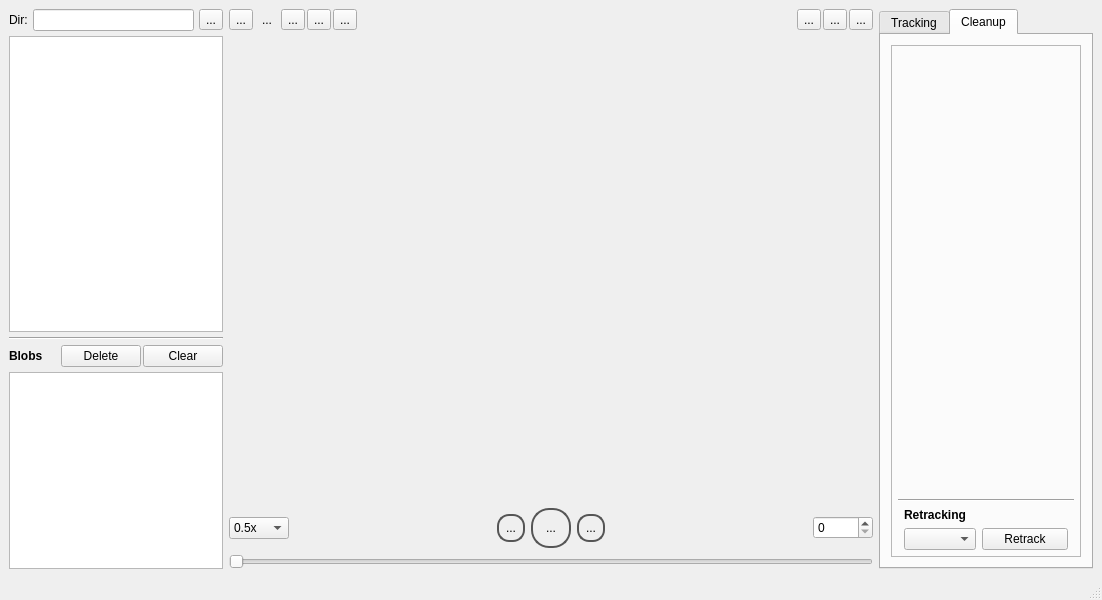
Before: the Qt Designer form mainwindow.ui in adwolfe/yawt, drawn with Qt 5.
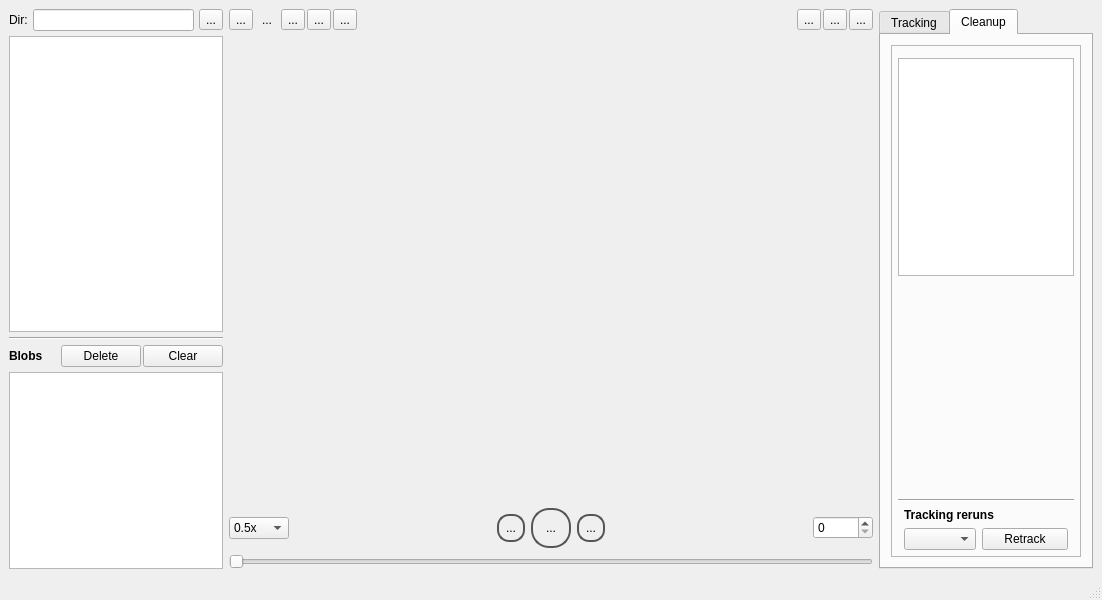
After: the same form once the commit is applied. Icons and pictures are not drawn. Custom widgets are drawn as their Qt base class.

Commit message: added table for lost, ux tweaks for interactions

Diff of the .ui file:
```diff
--- a/mainwindow.ui
+++ b/mainwindow.ui
@@ -1040,6 +1040,9 @@
            <item>
             <widget class="MiniVideoLoader" name="miniVideoLoader" native="true"/>
            </item>
+           <item>
+            <widget class="QTableView" name="annoTableView"/>
+           </item>
            <item>
             <spacer name="verticalSpacer_2">
              <property name="orientation">
@@ -1086,7 +1089,7 @@
                 </font>
                </property>
                <property name="text">
-                <string>Retracking</string>
+                <string>Tracking reruns</string>
                </property>
               </widget>
              </item>
```
Left out of the diff: 4 changed lines with no effect on the pictures. The commit also changes 12 other files.
